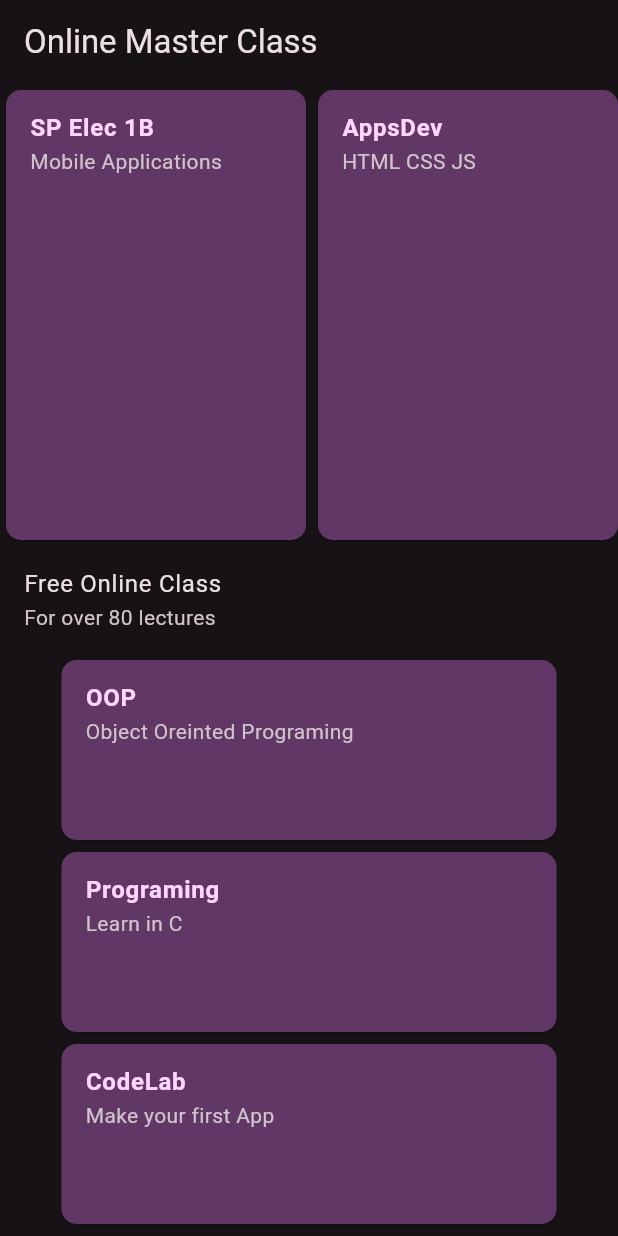
After one commit to gjake122221/course_app, a Flutter app: the screen it shows after launch, on a phone screen of 412 x 824 dp. The commit adds this screen. Run offline on Flutter 3.47's test engine with Material 2 defaults, Android fonts, the phone set to English and light mode, and no system bars.

Commit message:
add changenotifier and stateful class

```diff
--- /dev/null
+++ b/lib/appstate/my_appstate.dart
@@ -0,0 +1,3 @@
+import 'package:flutter/material.dart';
+
+class MyAppState extends ChangeNotifier {}
--- a/lib/main.dart
+++ b/lib/main.dart
@@ -1,4 +1,6 @@
 import 'package:flutter/material.dart';
+import 'package:provider/provider.dart';
+import 'appstate/my_appstate.dart';
 import 'pages/My_Home_Page.dart';
 
 void main() {
@@ -10,7 +12,9 @@ class MainApp extends StatelessWidget {
 
   @override
   Widget build(BuildContext context) {
-    return MaterialApp(
+    return ChangeNotifierProvider(
+      create: (context) => MyAppState(),
+      child: MaterialApp(
         title: 'Course App',
         theme: ThemeData(
           colorScheme: ColorScheme.fromSeed(
@@ -20,6 +24,7 @@ class MainApp extends StatelessWidget {
           useMaterial3: true,
         ),
         home: MyHomePage(),
+      ),
     );
   }
 }
--- a/lib/pages/My_Home_Page.dart
+++ b/lib/pages/My_Home_Page.dart
@@ -1,10 +1,16 @@
 import 'package:flutter/material.dart';
 
 import '../content/cards.dart';
+import 'main_page.dart';
 
-class MyHomePage extends StatelessWidget {
+class MyHomePage extends StatefulWidget {
   const MyHomePage({super.key});
 
+  @override
+  State<MyHomePage> createState() => _MyHomePageState();
+}
+
+class _MyHomePageState extends State<MyHomePage> {
   @override
   Widget build(BuildContext context) {
     return Scaffold(
@@ -12,76 +18,7 @@ class MyHomePage extends StatelessWidget {
         title: Text('Online Master Class'),
         backgroundColor: Theme.of(context).primaryColor,
       ),
-      body: SingleChildScrollView(
-        scrollDirection: Axis.vertical,
-        child: Column(
-          children: [
-            SingleChildScrollView(
-              scrollDirection: Axis.horizontal,
-              child: Row(
-                children: [
-                  CrtCard(
-                    cardtitle: 'SP Elec 1B',
-                    cardsubtitle: 'Mobile Applications',
-                    width: 200,
-                    height: 300,
-                  ),
-                  CrtCard(
-                    cardtitle: 'AppsDev',
-                    cardsubtitle: 'HTML CSS JS',
-                    width: 200,
-                    height: 300,
-                  ),
-                  CrtCard(
-                    cardtitle: 'IM2',
-                    cardsubtitle: 'Data Management',
-                    width: 200,
-                    height: 300,
-                  ),
-                  CrtCard(
-                    cardtitle: 'Net2',
-                    cardsubtitle: 'Networking',
-                    width: 200,
-                    height: 300,
-                  ),
-                ],
-              ),
-            ),
-            ListTile(
-              title: Text('Free Online Class'),
-              subtitle: Text('For over 80 lectures'),
-            ),
-            Column(
-              children: [
-                CrtCard(
-                  cardtitle: 'OOP',
-                  cardsubtitle: 'Object Oreinted Programing',
-                  width: 330,
-                  height: 120,
-                ),
-                CrtCard(
-                  cardtitle: 'Programing',
-                  cardsubtitle: 'Learn in C',
-                  width: 330,
-                  height: 120,
-                ),
-                CrtCard(
-                  cardtitle: 'CodeLab',
-                  cardsubtitle: 'Make your first App',
-                  width: 330,
-                  height: 120,
-                ),
-                CrtCard(
-                  cardtitle: 'DVA',
-                  cardsubtitle: 'Digital Arts',
-                  width: 330,
-                  height: 120,
-                ),
-              ],
-            ),
-          ],
-        ),
-      ),
+      body: MainPage(),
     );
   }
 }
--- /dev/null
+++ b/lib/pages/main_page.dart
@@ -0,0 +1,84 @@
+import 'package:flutter/material.dart';
+import 'package:provider/provider.dart';
+
+import '../appstate/my_appstate.dart';
+import '../content/cards.dart';
+
+class MainPage extends StatelessWidget {
+  const MainPage({super.key});
+
+  @override
+  Widget build(BuildContext context) {
+    var appState = context.watch<MyAppState>();
+    return SingleChildScrollView(
+      scrollDirection: Axis.vertical,
+      child: Column(
+        children: [
+          SingleChildScrollView(
+            scrollDirection: Axis.horizontal,
+            child: Row(
+              children: [
+                CrtCard(
+                  cardtitle: 'SP Elec 1B',
+                  cardsubtitle: 'Mobile Applications',
+                  width: 200,
+                  height: 300,
+                ),
+                CrtCard(
+                  cardtitle: 'AppsDev',
+                  cardsubtitle: 'HTML CSS JS',
+                  width: 200,
+                  height: 300,
+                ),
+                CrtCard(
+                  cardtitle: 'IM2',
+                  cardsubtitle: 'Data Management',
+                  width: 200,
+                  height: 300,
+                ),
+                CrtCard(
+                  cardtitle: 'Net2',
+                  cardsubtitle: 'Networking',
+                  width: 200,
+                  height: 300,
+                ),
+              ],
+            ),
+          ),
+          ListTile(
+            title: Text('Free Online Class'),
+            subtitle: Text('For over 80 lectures'),
+          ),
+          Column(
+            children: [
+              CrtCard(
+                cardtitle: 'OOP',
+                cardsubtitle: 'Object Oreinted Programing',
+                width: 330,
+                height: 120,
+              ),
+              CrtCard(
+                cardtitle: 'Programing',
+                cardsubtitle: 'Learn in C',
+                width: 330,
+                height: 120,
+              ),
+              CrtCard(
+                cardtitle: 'CodeLab',
+                cardsubtitle: 'Make your first App',
+                width: 330,
+                height: 120,
+              ),
+              CrtCard(
+                cardtitle: 'DVA',
+                cardsubtitle: 'Digital Arts',
+                width: 330,
+                height: 120,
+              ),
+            ],
+          ),
+        ],
+      ),
+    );
+  }
+}
```
Lines whose indentation alone changed are shown as unchanged.
